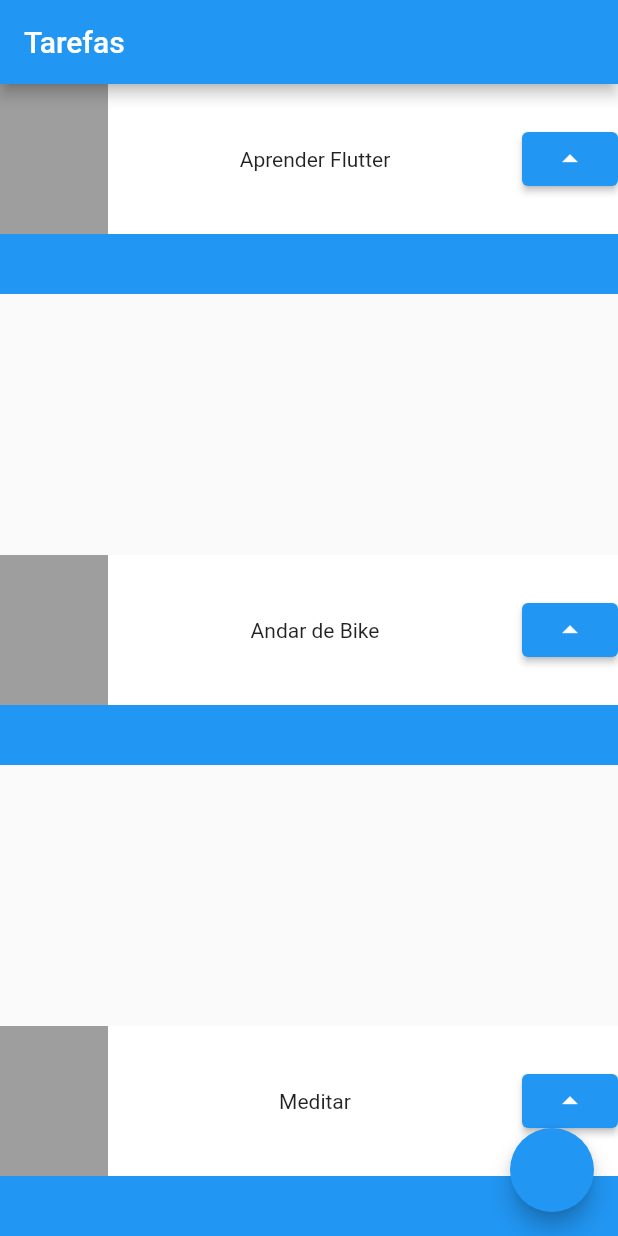
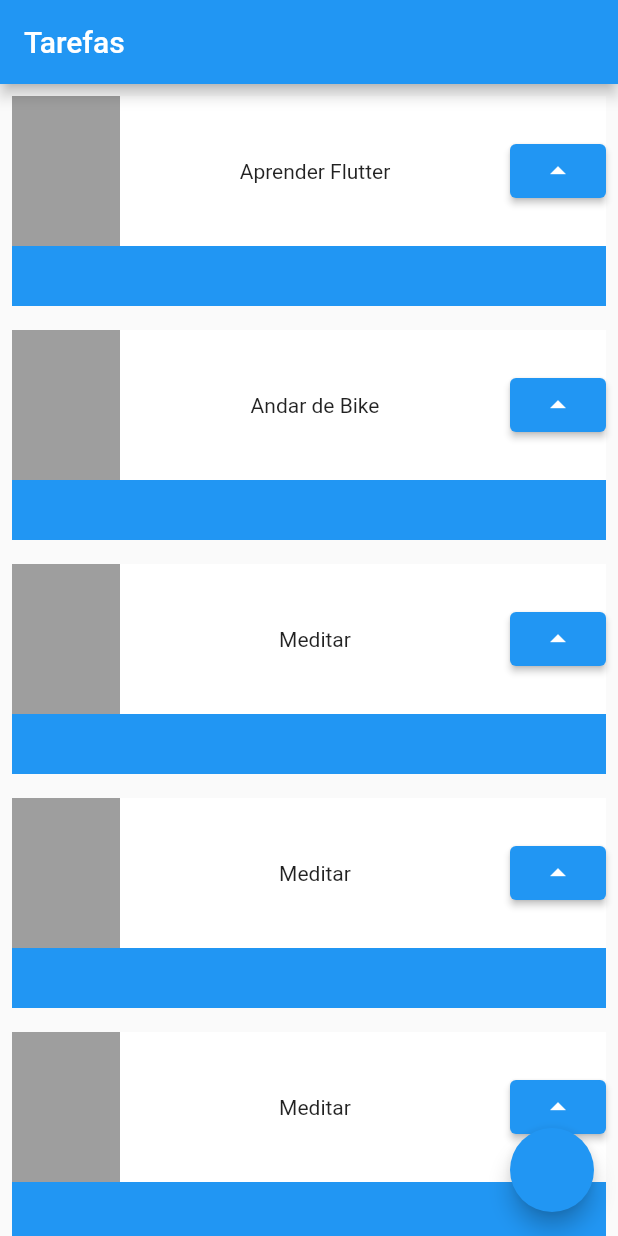
Before and after one commit to papyjos/Gestao-de-tarefas-app, a Flutter app: the screen it shows after launch, on a phone screen of 412 x 824 dp. Run offline on Flutter 3.47's test engine with Material 2 defaults, Android fonts, the phone set to English and light mode, and no system bars.

Commit message:
Adicionando rolagem no programa

```diff
--- a/lib/main.dart
+++ b/lib/main.dart
@@ -18,11 +18,14 @@ class MyApp extends StatelessWidget {
         appBar: AppBar(
           title: Text('Tarefas'),
         ),
-        body: Column(
-          mainAxisAlignment: MainAxisAlignment.spaceBetween,
+        body: ListView(
           children: [
             task('Aprender Flutter'),
             task('Andar de Bike'),
+            task('Meditar'),
+            task('Meditar'),
+            task('Meditar'),
+            task('Meditar'),
             task('Meditar'),
           ],
         ),
@@ -38,7 +41,9 @@ class task extends StatelessWidget {
 
   @override
   Widget build(BuildContext context) {
-    return Container(
+    return Padding(
+      padding: const EdgeInsets.all(8.0),
+      child: Container(
         child: Stack(
           children: [
             Container(
@@ -63,6 +68,7 @@ class task extends StatelessWidget {
             )
           ],
         ),
+      ),
     );
   }
 }
```
Also changed, not shown: 1 other file. Lines whose indentation alone changed are shown as unchanged.
